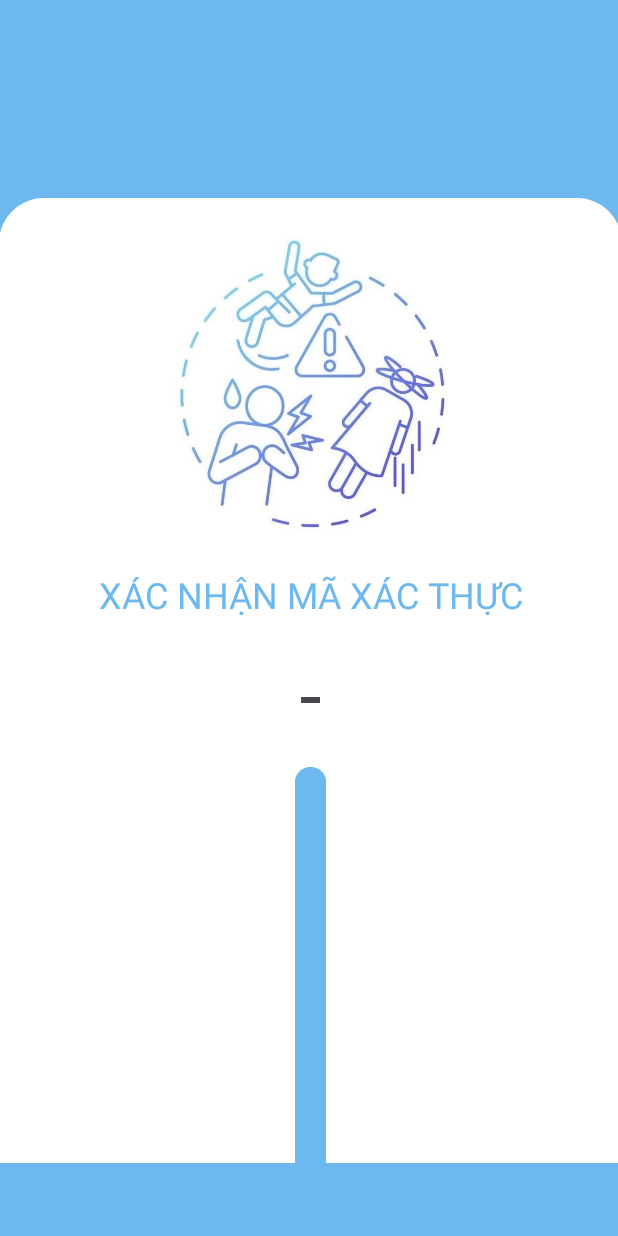
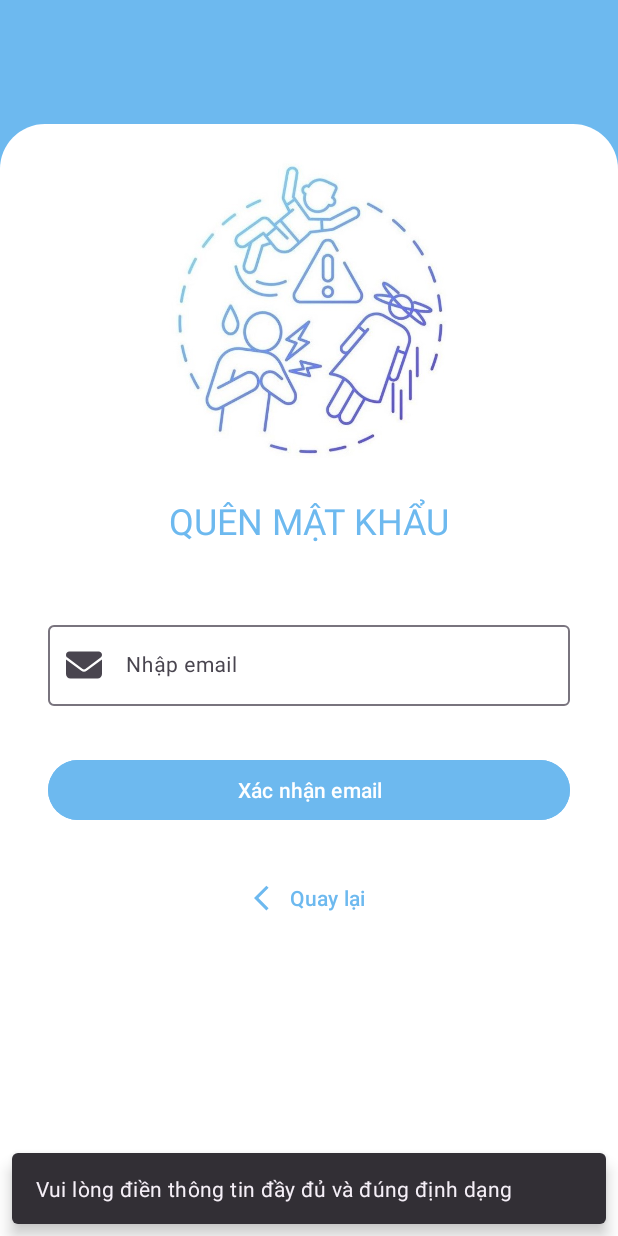
Before and after one commit to TraMyNguyen39/fall-detection, an Android app: the ForgetPasswordFragment screen opened through its navigation route, after a tap on "Xác nhận email", on a phone screen of 412 x 824 dp. Run offline under Robolectric (Android 15) with nearby library versions, the phone set to English and light mode, and no system bars; our stand-ins replace Firebase (no records; nobody signed in at launch, a user with empty details on screens opened directly); plain views replace VerifyCodeEditText.

Commit message:
add forget password function

```diff
--- a/app/src/main/java/com/example/falldetection/data/model/LoginFormState.kt
+++ b/app/src/main/java/com/example/falldetection/data/model/LoginFormState.kt
@@ -6,5 +6,5 @@ data class LoginFormState(
     val emailError: Int? = null,
     val passwordError: Int? = null,
     val isCorrect: Boolean = false,
-    val errorMessage: Int? = null
+//    val errorMessage: Int? = null
 )
--- a/app/src/main/java/com/example/falldetection/data/model/SignupFormState.kt
+++ b/app/src/main/java/com/example/falldetection/data/model/SignupFormState.kt
@@ -5,7 +5,7 @@ import android.view.textclassifier.ConversationActions.Message
 data class SignupFormState(
     val emailError: Int? = null,
     val passwordError: Int? = null,
-    val confirmPasswordError: Int? = null,
+//    val confirmPasswordError: Int? = null,
     val isCorrect: Boolean = false,
     val errorMessage: Int? = null,
     val sendMailSuccess: Boolean = false
--- a/app/src/main/java/com/example/falldetection/data/repository/UserRepository.kt
+++ b/app/src/main/java/com/example/falldetection/data/repository/UserRepository.kt
@@ -8,11 +8,11 @@ import com.google.firebase.firestore.DocumentReference
 
 interface UserRepository {
     fun login(email: String, password: String) : Task<AuthResult>
-
     fun sendVerifyEmail(email: String) : Task<Void>?
     fun signup(email: String, password: String) : Task<AuthResult>
     fun getCurrentAccount() : FirebaseUser?
     fun logout()
+    fun sendPasswordResetEmail(email: String) : Task<Void>?
 
     suspend fun getUserByEmail(email: String) : User?
 
--- a/app/src/main/java/com/example/falldetection/data/repository/UserRepositoryImpl.kt
+++ b/app/src/main/java/com/example/falldetection/data/repository/UserRepositoryImpl.kt
@@ -32,6 +32,11 @@ class UserRepositoryImpl(
     override fun logout() {
         auth.signOut()
     }
+
+    override fun sendPasswordResetEmail(email: String): Task<Void> {
+        return auth.sendPasswordResetEmail(email)
+    }
+
     override suspend fun getUserByEmail(email: String): User? {
         return try {
             val querySnapshot = database.collection("supervisor")
--- a/app/src/main/java/com/example/falldetection/ui/AuthenticationActivity.kt
+++ b/app/src/main/java/com/example/falldetection/ui/AuthenticationActivity.kt
@@ -23,14 +23,18 @@ class AuthenticationActivity : AppCompatActivity() {
 
         // If user was login, transform to Main
         auth = Firebase.auth
-        if (auth.currentUser != null) {
-            val intent = Intent(this, MainActivity::class.java)
-            startActivity(intent)
-        }
 
         val navHostFragment = supportFragmentManager
             .findFragmentById(R.id.nav_host_validation_fragment) as NavHostFragment
         navController = navHostFragment.navController
 
     }
+
+    override fun onStart() {
+        super.onStart()
+        if (auth.currentUser != null) {
+            val intent = Intent(this, MainActivity::class.java)
+            startActivity(intent)
+        }
+    }
 }
--- a/app/src/main/java/com/example/falldetection/ui/forget_password/ForgetPasswordFragment.kt
+++ b/app/src/main/java/com/example/falldetection/ui/forget_password/ForgetPasswordFragment.kt
@@ -1,18 +1,39 @@
 package com.example.falldetection.ui.forget_password
 
+import android.content.Context
 import android.os.Bundle
 import android.view.LayoutInflater
 import android.view.View
 import android.view.ViewGroup
+import android.view.inputmethod.InputMethodManager
+import android.widget.ProgressBar
 import androidx.fragment.app.Fragment
+import androidx.fragment.app.activityViewModels
 import androidx.navigation.NavController
 import androidx.navigation.fragment.findNavController
+import com.example.falldetection.MyApplication
+import com.example.falldetection.R
+import com.example.falldetection.afterTextChanged
 import com.example.falldetection.databinding.FragmentForgetPasswordBinding
+import com.example.falldetection.ui.signup.SignUpFragmentDirections
+import com.example.falldetection.viewmodel.UserViewModel
+import com.example.falldetection.viewmodel.UserViewModelFactory
+import com.google.android.material.snackbar.Snackbar
 
 class ForgetPasswordFragment : Fragment() {
 
     private lateinit var binding: FragmentForgetPasswordBinding
+    private lateinit var progressBar: ProgressBar
+    private lateinit var containerAuthentication: View
     private lateinit var navController: NavController
+
+    // Check if form is correct formatted
+    private var isCorrectForm: Boolean = false
+
+    private val viewModel: UserViewModel by activityViewModels {
+        val userRepository = (requireActivity().application as MyApplication).userRepository
+        UserViewModelFactory(userRepository)
+    }
 
     override fun onCreate(savedInstanceState: Bundle?) {
         super.onCreate(savedInstanceState)
@@ -24,18 +45,73 @@ class ForgetPasswordFragment : Fragment() {
         savedInstanceState: Bundle?
     ): View {
         binding = FragmentForgetPasswordBinding.inflate(inflater, container, false)
+        progressBar = requireActivity().findViewById(R.id.progress_bar_authen)
+        containerAuthentication = requireActivity().findViewById(R.id.container_authentication)
+
+        setupObservers()
+        setupActions()
+        return binding.root
+    }
+
+    private fun setupObservers() {
+        viewModel.forgetPassMessage.observe(viewLifecycleOwner) {
+            if (it != null) {
+                isCorrectForm = false
+                binding.editForgetPassEmail.error = getString(it)
+            } else {
+                isCorrectForm = true
+            }
+        }
+    }
+
+    private fun setupActions() {
         binding.btnEnterNumberBack.setOnClickListener {
-//            val action = ForgetPasswordFragmentDirections.actionGlobalLoginFragment()
-//            findNavController().navigate(action)
             navController.popBackStack()
         }
 
         binding.btnConfirmPhoneNumber.setOnClickListener {
-            val action =
-                ForgetPasswordFragmentDirections.actionForgetPasswordToVerificationCodeFragment()
-            findNavController().navigate(action)
+            hideKeyBoard()
+
+            if (isCorrectForm) {
+                val email = binding.editForgetPassEmail.text.toString()
+                progressBar.visibility = View.GONE
+                forgetPassword(email)
+            } else {
+                Snackbar.make(
+                    containerAuthentication,
+                    getString(R.string.txt_require_enter_info),
+                    Snackbar.LENGTH_LONG
+                ).show()
+            }
         }
 
-        return binding.root
+        binding.editForgetPassEmail.afterTextChanged {
+            val email = binding.editForgetPassEmail.text.toString()
+            viewModel.forgetPasswordFormChange(email)
+        }
+    }
+
+    private fun forgetPassword(email: String) {
+        hideKeyBoard()
+        viewModel.sendResetPassword(email) {
+            Snackbar.make(
+                containerAuthentication,
+                getString(it),
+                Snackbar.LENGTH_LONG
+            ).show()
+
+            if (it == R.string.txt_check_your_email) {
+                navController.navigate(SignUpFragmentDirections.actionGlobalLoginFragment())
+            }
+
+            progressBar.visibility = View.GONE
+        }
+    }
+
+    private fun hideKeyBoard() {
+        val inputMethodManager =
+            context?.getSystemService(Context.INPUT_METHOD_SERVICE) as InputMethodManager
+        // on below line hiding our keyboard.
+        inputMethodManager.hideSoftInputFromWindow(view?.windowToken, 0)
     }
 }
--- a/app/src/main/res/layout/fragment_forget_password.xml
+++ b/app/src/main/res/layout/fragment_forget_password.xml
@@ -46,11 +46,11 @@
             app:layout_constraintEnd_toEndOf="parent"
             app:layout_constraintStart_toStartOf="parent"
             app:layout_constraintTop_toBottomOf="@+id/label_require_validation"
-            app:startIconDrawable="@drawable/ic_phone"
+            app:startIconDrawable="@drawable/ic_email"
             >
 
             <com.google.android.material.textfield.TextInputEditText
-                android:id="@+id/edit_email_username"
+                android:id="@+id/edit_forget_pass_email"
                 android:layout_width="match_parent"
                 android:layout_height="wrap_content"
                 android:inputType="text"
--- a/app/src/main/res/values/strings.xml
+++ b/app/src/main/res/values/strings.xml
@@ -53,7 +53,7 @@
     <string name="action_logout">Đăng xuất</string>
     <string name="des_ba_icon">Des ba icon</string>
     <string name="asset_statements">statement</string>
-    <string name="txt_require_validate_account">Vui lòng xác thực tài khoản. Hãy kiểm tra email của bạn!</string>
+    <string name="txt_check_your_email">Vui lòng kiểm tra tin nhắn trên tài khoản email của bạn!</string>
     <string name="txt_wrong_username_password">Tài khoản hoặc mật khẩu không chính xác</string>
     <string name="txt_no_internet">Vui lòng kết nối internet</string>
     <string name="txt_error_email_blank">Email không được để trống!</string>
```
Also changed, not shown: app/src/main/java/com/example/falldetection/ui/login/LoginFragment.kt (+8 -8 lines), app/src/main/java/com/example/falldetection/ui/signup/SignUpFragment.kt (+3 -11 lines), app/src/main/java/com/example/falldetection/viewmodel/UserViewModel.kt (+42 -32 lines).
